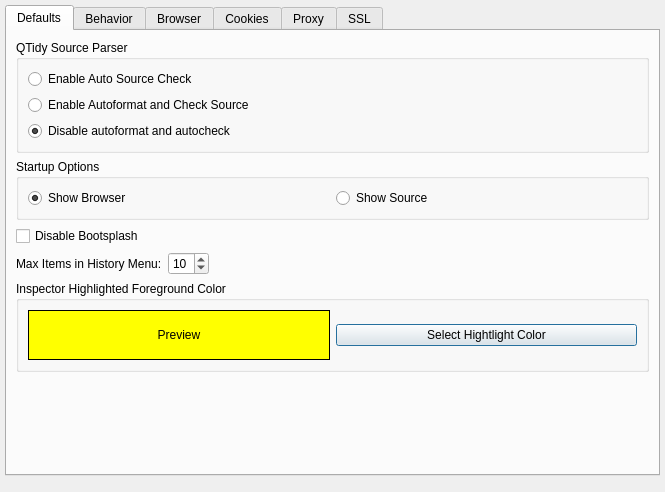
Qt form src/configdialog/configdialogui.ui (HJCMS/xhtmldbg) before a commit.
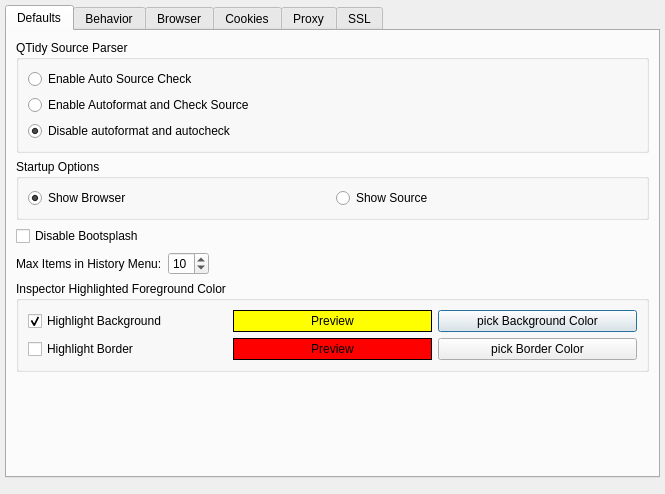
The same form after that commit. Custom widgets are drawn as their Qt base class.

Commit message: BUGFIX: Highlight BorderStyle Di 16. Mär 11:07:15 CET 2010

```diff
--- a/src/configdialog/configdialogui.ui
+++ b/src/configdialog/configdialogui.ui
@@ -7,7 +7,7 @@
     <x>0</x>
     <y>0</y>
     <width>665</width>
-    <height>492</height>
+    <height>494</height>
    </rect>
   </property>
   <property name="minimumSize">
@@ -153,12 +153,28 @@
          <property name="title">
           <string>Inspector Highlighted Foreground Color</string>
          </property>
-         <layout class="QHBoxLayout" name="horizontalLayout_8">
-          <item>
-           <widget class="QLabel" name="labelHighlightPreview">
+         <layout class="QGridLayout" name="gridLayout_4">
+          <item row="0" column="0">
+           <widget class="QCheckBox" name="enableHighlightBackground">
+            <property name="text">
+             <string>Highlight Background</string>
+            </property>
+            <property name="checked">
+             <bool>true</bool>
+            </property>
+           </widget>
+          </item>
+          <item row="0" column="1">
+           <widget class="QLabel" name="labelHighlightBackground">
             <property name="minimumSize">
              <size>
-              <width>100</width>
+              <width>50</width>
+              <height>10</height>
+             </size>
+            </property>
+            <property name="maximumSize">
+             <size>
+              <width>16777215</width>
               <height>50</height>
              </size>
             </property>
@@ -185,10 +201,61 @@
             </property>
            </widget>
           </item>
-          <item>
-           <widget class="QPushButton" name="openHighlightSettings">
+          <item row="0" column="2">
+           <widget class="QPushButton" name="openBackgroundHighlightSettings">
             <property name="text">
-             <string>Select Hightlight Color</string>
+             <string>pick Background Color</string>
+            </property>
+           </widget>
+          </item>
+          <item row="1" column="0">
+           <widget class="QCheckBox" name="enableHighlightBorder">
+            <property name="text">
+             <string>Highlight Border</string>
+            </property>
+           </widget>
+          </item>
+          <item row="1" column="1">
+           <widget class="QLabel" name="labelHighlightBorder">
+            <property name="minimumSize">
+             <size>
+              <width>50</width>
+              <height>10</height>
+             </size>
+            </property>
+            <property name="maximumSize">
+             <size>
+              <width>16777215</width>
+              <height>50</height>
+             </size>
+            </property>
+            <property name="toolTip">
+             <string notr="true"/>
+            </property>
+            <property name="statusTip">
+             <string notr="true"/>
+            </property>
+            <property name="whatsThis">
+             <string notr="true"/>
+            </property>
+            <property name="styleSheet">
+             <string notr="true">background-color: red;</string>
+            </property>
+            <property name="frameShape">
+             <enum>QFrame::Panel</enum>
+            </property>
+            <property name="text">
+             <string>Preview</string>
+            </property>
+            <property name="alignment">
+             <set>Qt::AlignCenter</set>
+            </property>
+           </widget>
+          </item>
+          <item row="1" column="2">
+           <widget class="QPushButton" name="openBorderHighlightSettings">
+            <property name="text">
+             <string>pick Border Color</string>
             </property>
            </widget>
           </item>
```
The commit also changes 5 other files.
